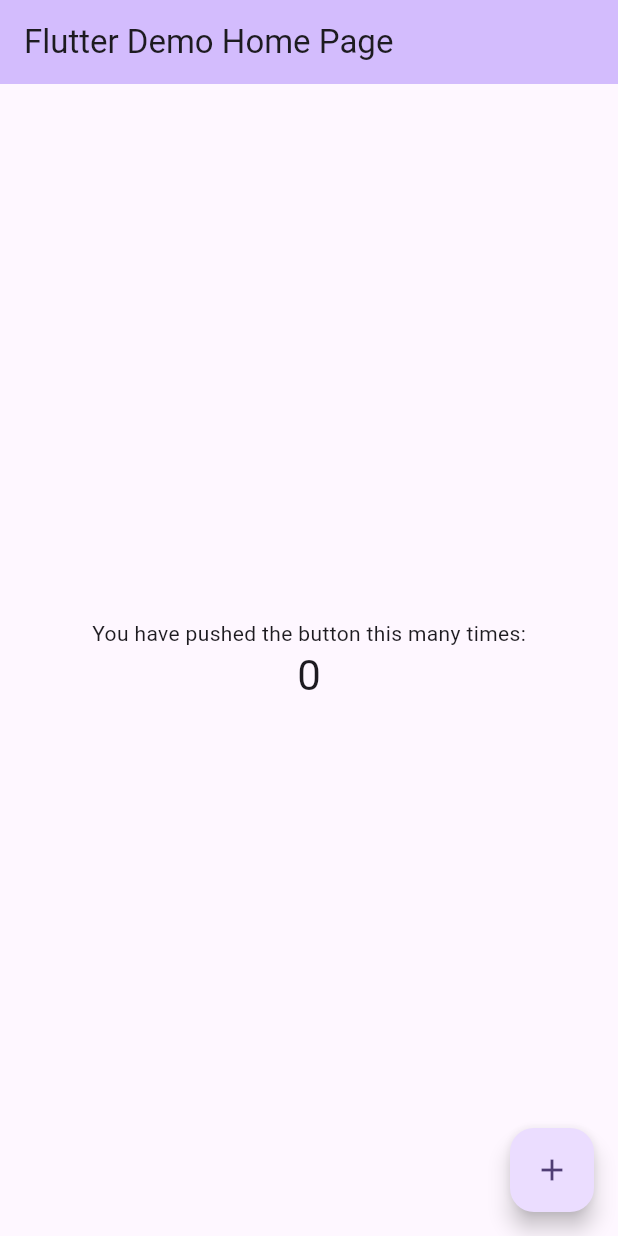
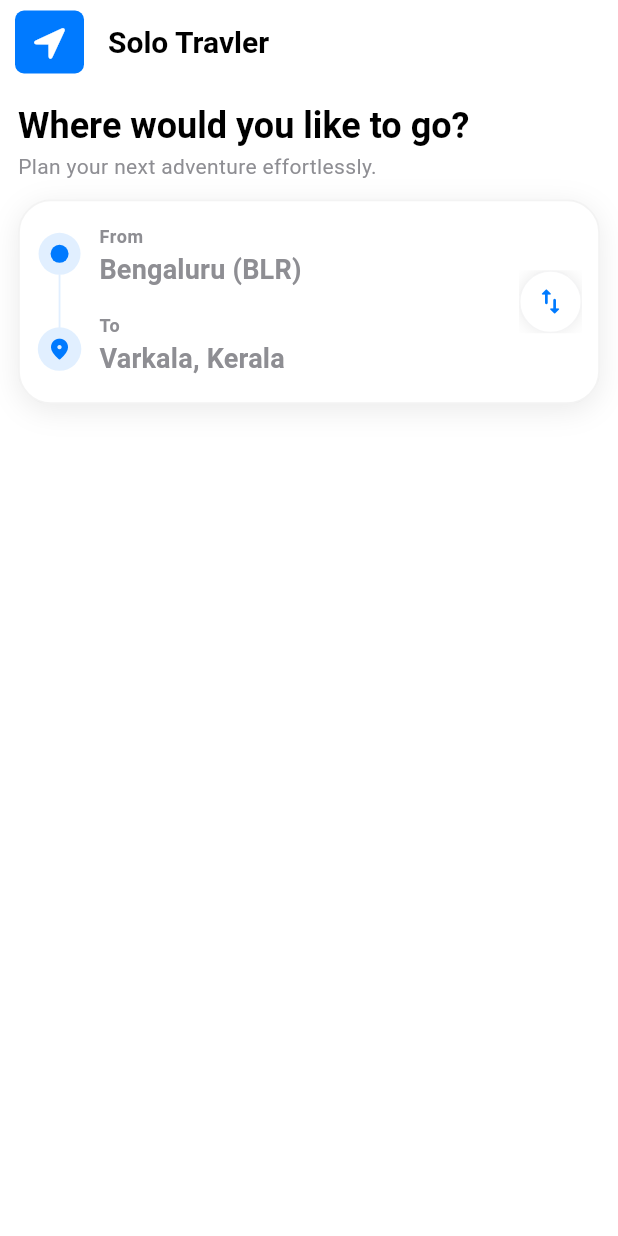
Before and after one commit to vsaravananc/aivsol_solo_travel, a Flutter app: the screen it shows after launch, on a phone screen of 412 x 824 dp. Run offline on Flutter 3.47's test engine with Material 3 defaults, Android fonts, the phone set to English and light mode, and no system bars; our stand-ins replace flutter_animate, go_router.

Commit message:
setup app theme and routes

```diff
--- /dev/null
+++ b/lib/core/extensions/theme_extensions.dart
@@ -0,0 +1,6 @@
+import 'package:flutter/material.dart';
+
+extension ThemeExtensions on BuildContext {
+  ThemeData get themeData => Theme.of(this);
+  TextTheme get textTheme => themeData.textTheme;
+}
--- /dev/null
+++ b/lib/core/theme/app_theme.dart
@@ -0,0 +1,123 @@
+import 'package:flutter/material.dart';
+
+abstract final class AppColors {
+  static const Color primary = Color(0xFF007AFF);
+  static const Color secondary = Color(0xFF000000);
+  static const Color background = Color(0xFFFFFFFF);
+  static const Color surface = Color(0xFFF5F5F7);
+  static const Color textPrimary = Color(0xFF000000);
+  static const Color textSecondary = Color(0xFF8E8E93);
+  static const Color border = Color(0xFFE5E5EA);
+  static const Color error = Color(0xFFFF3B30);
+}
+
+abstract final class LightTheme {
+  static final ThemeData themeData = ThemeData(
+    useMaterial3: true,
+    brightness: Brightness.light,
+
+    colorScheme: ColorScheme.fromSeed(
+      seedColor: AppColors.primary,
+      brightness: Brightness.light,
+      primary: AppColors.primary,
+      secondary: AppColors.secondary,
+      surface: AppColors.background,
+      error: AppColors.error,
+    ),
+
+    scaffoldBackgroundColor: AppColors.background,
+
+    appBarTheme: const AppBarTheme(
+      backgroundColor: AppColors.background,
+      foregroundColor: AppColors.textPrimary,
+      elevation: 0,
+      centerTitle: false,
+      surfaceTintColor: Colors.transparent,
+      titleTextStyle: TextStyle(
+        fontSize: 20,
+        fontWeight: FontWeight.w600,
+        color: AppColors.textPrimary,
+      ),
+    ),
+
+    textTheme: const TextTheme(
+      headlineMedium: TextStyle(
+        fontSize: 24,
+        fontWeight: FontWeight.w600,
+        color: AppColors.textPrimary,
+      ),
+      titleLarge: TextStyle(
+        fontSize: 20,
+        fontWeight: FontWeight.w600,
+        color: AppColors.textPrimary,
+      ),
+      titleMedium: TextStyle(
+        fontSize: 16,
+        fontWeight: FontWeight.w500,
+        color: AppColors.textPrimary,
+      ),
+      bodyLarge: TextStyle(fontSize: 16, color: AppColors.textPrimary),
+      bodyMedium: TextStyle(fontSize: 14, color: AppColors.textSecondary),
+      bodySmall: TextStyle(fontSize: 12, color: AppColors.textSecondary),
+    ),
+
+    elevatedButtonTheme: ElevatedButtonThemeData(
+      style: ElevatedButton.styleFrom(
+        backgroundColor: AppColors.primary,
+        foregroundColor: Colors.white,
+        elevation: 0,
+        minimumSize: const Size(double.infinity, 52),
+        shape: RoundedRectangleBorder(borderRadius: BorderRadius.circular(12)),
+        textStyle: const TextStyle(fontSize: 16, fontWeight: FontWeight.w600),
+      ),
+    ),
+
+    outlinedButtonTheme: OutlinedButtonThemeData(
+      style: OutlinedButton.styleFrom(
+        foregroundColor: AppColors.primary,
+        side: const BorderSide(color: AppColors.border),
+        minimumSize: const Size(double.infinity, 48),
+        shape: RoundedRectangleBorder(borderRadius: BorderRadius.circular(12)),
+      ),
+    ),
+
+    inputDecorationTheme: const InputDecorationTheme(
+      filled: false,
+      isDense: true,
+      isCollapsed: true,
+      contentPadding: EdgeInsets.symmetric(vertical: 0),
+      hintStyle: TextStyle(color: AppColors.textSecondary, fontSize: 18),
+      border: InputBorder.none,
+      enabledBorder: InputBorder.none,
+      focusedBorder: InputBorder.none,
+      errorBorder: InputBorder.none,
+      focusedErrorBorder: InputBorder.none,
+    ),
+
+    cardTheme: CardThemeData(
+      color: AppColors.background,
+      elevation: 0,
+      margin: EdgeInsets.zero,
+      shape: RoundedRectangleBorder(
+        borderRadius: BorderRadius.circular(16),
+        side: const BorderSide(color: AppColors.border),
+      ),
+    ),
+
+    dividerTheme: const DividerThemeData(
+      color: AppColors.border,
+      thickness: 1,
+      space: 1,
+    ),
+
+    iconTheme: const IconThemeData(color: AppColors.textPrimary, size: 22),
+
+    bottomNavigationBarTheme: const BottomNavigationBarThemeData(
+      backgroundColor: AppColors.background,
+      selectedItemColor: AppColors.primary,
+      unselectedItemColor: AppColors.textSecondary,
+      elevation: 0,
+      type: BottomNavigationBarType.fixed,
+    ),
+  );
+}
--- /dev/null
+++ b/lib/core/utility/app_router.dart
@@ -0,0 +1,23 @@
+import 'package:aivsol_solo_travel/feature/home/presentation/screen/home_sreen.dart';
+import 'package:aivsol_solo_travel/main.dart';
+import 'package:go_router/go_router.dart';
+
+class AppRouter {
+  static final String initalRoute = '/';
+  static final String homeRoute ='/home';
+
+  GoRouter get router => _goRouter;
+  final GoRouter _goRouter = GoRouter(
+    initialLocation: initalRoute,
+    routes: [
+      GoRoute(
+        path: initalRoute,
+        builder: (context, state) => const SplashScreen(),
+      ),
+       GoRoute(
+        path: homeRoute,
+        builder: (context, state) => const HomeScreen(),
+      ),
+    ],
+  );
+}
--- /dev/null
+++ b/lib/feature/home/presentation/screen/home_sreen.dart
@@ -0,0 +1,53 @@
+import 'package:aivsol_solo_travel/core/extensions/theme_extensions.dart';
+import 'package:aivsol_solo_travel/feature/home/presentation/widgets/from_to_input_widget.dart';
+import 'package:flutter/cupertino.dart';
+import 'package:flutter/material.dart';
+
+class HomeScreen extends StatelessWidget {
+  const HomeScreen({super.key});
+
+  @override
+  Widget build(BuildContext context) {
+    return Scaffold(
+      appBar: AppBar(
+        leading: Container(
+          margin: const .only(left: 10, bottom: 7, top: 7),
+          padding: const .all(10),
+          decoration: BoxDecoration(
+            borderRadius: .circular(6),
+            color: context.themeData.primaryColor,
+          ),
+          child: Icon(
+            CupertinoIcons.location_fill,
+            color: context.themeData.scaffoldBackgroundColor,
+          ),
+        ),
+        title: const Text('Solo Travler'),
+      ),
+      body: SingleChildScrollView(
+        padding: const .all(12),
+        child: Column(
+          crossAxisAlignment: .start,
+          children: [
+            Text(
+              'Where would you like to go?',
+              style: context.textTheme.headlineMedium,
+              maxLines: 2,
+              textAlign: .start,
+            ),
+            Padding(
+              padding: const EdgeInsets.only(top: 2.0),
+              child: Text(
+                'Plan your next adventure effortlessly.',
+                style: context.textTheme.bodyMedium,
+                maxLines: 1,
+                textAlign: .start,
+              ),
+            ),
+            const FromToInputWidget(),
+          ],
+        ),
+      ),
+    );
+  }
+}
--- /dev/null
+++ b/lib/feature/home/presentation/widgets/custom_filed_widget.dart
@@ -0,0 +1,55 @@
+import 'package:aivsol_solo_travel/core/extensions/theme_extensions.dart';
+import 'package:flutter/material.dart';
+
+class CustomFieldWidget extends StatelessWidget {
+  final String label;
+  final TextEditingController controller;
+  final FocusNode? focusNode;
+  final String hintText;
+  final FormFieldValidator<String>? validator;
+  final ValueChanged<String>? onChanged;
+  final VoidCallback? onTap;
+  final TextInputAction textInputAction;
+
+  const CustomFieldWidget({
+    super.key,
+    required this.label,
+    required this.controller,
+    required this.hintText,
+    this.focusNode,
+    this.validator,
+    this.onChanged,
+    this.onTap,
+    this.textInputAction = TextInputAction.next,
+  });
+
+  @override
+  Widget build(BuildContext context) {
+    return Column(
+      crossAxisAlignment: .start,
+      mainAxisSize: .min,
+      children: [
+        Text(
+          label,
+          style: context.textTheme.bodySmall?.copyWith(
+            fontWeight: .w700,
+            letterSpacing: 0.4,
+          ),
+        ),
+        TextFormField(
+          controller: controller,
+          focusNode: focusNode,
+          onTap: onTap,
+          onChanged: onChanged,
+          validator: validator,
+          textInputAction: textInputAction,
+          onTapUpOutside: (_) {
+            focusNode?.unfocus();
+          },
+          style: context.textTheme.titleMedium?.copyWith(fontWeight: .w600),
+          decoration: InputDecoration(hintText: hintText),
+        ),
+      ],
+    );
+  }
+}
--- /dev/null
+++ b/lib/feature/home/presentation/widgets/from_to_input_widget.dart
@@ -0,0 +1,193 @@
+import 'package:aivsol_solo_travel/core/extensions/theme_extensions.dart';
+import 'package:aivsol_solo_travel/feature/home/presentation/widgets/custom_filed_widget.dart';
+import 'package:flutter/material.dart';
+
+class FromToInputWidget extends StatefulWidget {
+  const FromToInputWidget({super.key});
+
+  @override
+  State<FromToInputWidget> createState() => _FromToInputWidgetState();
+}
+
+class _FromToInputWidgetState extends State<FromToInputWidget> {
+  late TextEditingController fromController;
+  late TextEditingController toController;
+  late FocusNode fromFocusNode;
+  late FocusNode toFocusNode;
+  ValueNotifier<double> rotationTurns = ValueNotifier(0.0);
+
+  @override
+  void initState() {
+    fromController = TextEditingController();
+    toController = TextEditingController();
+    fromFocusNode = FocusNode();
+    toFocusNode = FocusNode();
+    super.initState();
+  }
+
+  @override
+  void dispose() {
+    fromController.dispose();
+    toController.dispose();
+    fromFocusNode.dispose();
+    toFocusNode.dispose();
+    super.dispose();
+  }
+
+  void _handleSwap() {
+    rotationTurns.value += 0.5;
+    final temp = fromController.text;
+    fromController.text = toController.text;
+    toController.text = temp;
+  }
+
+  @override
+  Widget build(BuildContext context) {
+    return Padding(
+      padding: const EdgeInsets.only(top: 12.0),
+      child: Stack(
+        alignment: .centerRight,
+        children: [
+          Container(
+            padding: const EdgeInsets.symmetric(horizontal: 12, vertical: 16),
+            decoration: BoxDecoration(
+              color: context.themeData.scaffoldBackgroundColor,
+              borderRadius: BorderRadius.circular(22),
+              border: Border.all(
+                color: context.themeData.disabledColor.withAlpha(12),
+                width: 1.2,
+              ),
+              boxShadow: [
+                BoxShadow(
+                  color: context.themeData.shadowColor.withAlpha(20),
+                  blurRadius: 16,
+                  offset: const Offset(0, 4),
+                ),
+              ],
+            ),
+            child: Row(
+              crossAxisAlignment: .center,
+              spacing: 12,
+              children: [
+                Column(
+                  mainAxisSize: .min,
+                  children: [
+                    Container(
+                      padding: const .all(8),
+                      decoration: BoxDecoration(
+                        color: context.themeData.primaryColor.withAlpha(30),
+                        shape: .circle,
+                      ),
+                      child: Center(
+                        child: Container(
+                          width: 12,
+                          height: 12,
+                          decoration: BoxDecoration(
+                            shape: BoxShape.circle,
+                            color: context.themeData.primaryColor,
+                          ),
+                        ),
+                      ),
+                    ),
+                    Container(
+                      width: 1.2,
+                      height: 35,
+                      color: context.themeData.primaryColor.withAlpha(30),
+                    ),
+                    Container(
+                      padding: const .all(6),
+                      decoration: BoxDecoration(
+                        color: context.themeData.primaryColor.withAlpha(30),
+                        shape: .circle,
+                      ),
+                      child: Center(
+                        child: Icon(
+                          Icons.location_on_rounded,
+                          color: context.themeData.primaryColor,
+                          size: 17,
+                        ),
+                      ),
+                    ),
+                  ],
+                ),
+                Expanded(
+                  child: Column(
+                    crossAxisAlignment: .start,
+                    mainAxisSize: .min,
+                    spacing: 16,
+                    children: [
+                      CustomFieldWidget(
+                        label: 'From',
+                        controller: fromController,
+                        focusNode: fromFocusNode,
+                        hintText: 'Bengaluru (BLR)',
+                        textInputAction: .next,
+                      ),
+                      CustomFieldWidget(
+                        label: 'To',
+                        controller: toController,
+                        focusNode: toFocusNode,
+                        hintText: 'Varkala, Kerala',
+                        textInputAction: .done,
+                      ),
+                    ],
+                  ),
+                ),
+              ],
+            ),
+          ),
+          Padding(
+            padding: const EdgeInsets.only(right: 12),
+            child: Focus(
+              canRequestFocus: false,
+              autofocus: false,
+              child: Material(
+                color: Colors.transparent,
+                child: InkWell(
+                  onTap: _handleSwap,
+                  borderRadius: BorderRadius.circular(22),
+                  child: Ink(
+                    width: 42,
+                    height: 42,
+                    decoration: BoxDecoration(
+                      color: context.themeData.colorScheme.surface,
+                      shape: .circle,
+                      border: Border.all(
+                        color: context.themeData.dividerColor.withAlpha(20),
+                        width: 1,
+                      ),
+                      boxShadow: [
+                        BoxShadow(
+                          color: context.themeData.shadowColor.withAlpha(18),
+                          blurRadius: 8,
+                          spreadRadius: 1,
+                        ),
+                      ],
+                    ),
+                    child: Center(
+                      child: AnimatedBuilder(
+                        animation: Listenable.merge([rotationTurns]),
+                        builder: (context, value) {
+                          return AnimatedRotation(
+                            turns: rotationTurns.value,
+                            duration: const Duration(milliseconds: 300),
+                            curve: Curves.easeInOut,
+                            child: Icon(
+                              Icons.swap_vert_rounded,
+                              color: context.themeData.primaryColor,
+                              size: 22,
+                            ),
+                          );
+                        },
+                      ),
+                    ),
+                  ),
+                ),
+              ),
+            ),
+          ),
+        ],
+      ),
+    );
+  }
+}
--- a/lib/main.dart
+++ b/lib/main.dart
@@ -1,121 +1,98 @@
+import 'dart:io';
+
+import 'package:aivsol_solo_travel/core/extensions/theme_extensions.dart';
+import 'package:aivsol_solo_travel/core/theme/app_theme.dart';
+import 'package:aivsol_solo_travel/core/utility/app_router.dart';
+import 'package:flutter/cupertino.dart';
 import 'package:flutter/material.dart';
+import 'package:flutter_animate/flutter_animate.dart';
+import 'package:go_router/go_router.dart';
 
 void main() {
-  runApp(const MyApp());
+  runApp(const AivsolSoloTravel());
 }
 
-class MyApp extends StatelessWidget {
-  const MyApp({super.key});
+class AivsolSoloTravel extends StatelessWidget {
+  const AivsolSoloTravel({super.key});
 
-  // This widget is the root of your application.
   @override
   Widget build(BuildContext context) {
-    return MaterialApp(
-      title: 'Flutter Demo',
-      theme: ThemeData(
-        // This is the theme of your application.
-        //
-        // TRY THIS: Try running your application with "flutter run". You'll see
-        // the application has a purple toolbar. Then, without quitting the app,
-        // try changing the seedColor in the colorScheme below to Colors.green
-        // and then invoke "hot reload" (save your changes or press the "hot
-        // reload" button in a Flutter-supported IDE, or press "r" if you used
-        // the command line to start the app).
-        //
-        // Notice that the counter didn't reset back to zero; the application
-        // state is not lost during the reload. To reset the state, use hot
-        // restart instead.
-        //
-        // This works for code too, not just values: Most code changes can be
-        // tested with just a hot reload.
-        colorScheme: .fromSeed(seedColor: Colors.deepPurple),
-      ),
-      home: const MyHomePage(title: 'Flutter Demo Home Page'),
+    return MaterialApp.router(
+      routerConfig: AppRouter().router,
+      theme: LightTheme.themeData,
+      title: 'Aivsol Solo Travel',
     );
   }
 }
 
-class MyHomePage extends StatefulWidget {
-  const MyHomePage({super.key, required this.title});
-
-  // This widget is the home page of your application. It is stateful, meaning
-  // that it has a State object (defined below) that contains fields that affect
-  // how it looks.
-
-  // This class is the configuration for the state. It holds the values (in this
-  // case the title) provided by the parent (in this case the App widget) and
-  // used by the build method of the State. Fields in a Widget subclass are
-  // always marked "final".
-
-  final String title;
+class SplashScreen extends StatefulWidget {
+  const SplashScreen({super.key});
 
   @override
-  State<MyHomePage> createState() => _MyHomePageState();
+  State<SplashScreen> createState() => _SplashScreenState();
 }
 
-class _MyHomePageState extends State<MyHomePage> {
-  int _counter = 0;
-
-  void _incrementCounter() {
-    setState(() {
-      // This call to setState tells the Flutter framework that something has
-      // changed in this State, which causes it to rerun the build method below
-      // so that the display can reflect the updated values. If we changed
-      // _counter without calling setState(), then the build method would not be
-      // called again, and so nothing would appear to happen.
-      _counter++;
+class _SplashScreenState extends State<SplashScreen> {
+  @override
+  void initState() {
+    Future.delayed(const Duration(milliseconds: 900), () {
+      if (mounted) {
+        context.go(AppRouter.homeRoute);
+      }
     });
+    super.initState();
   }
 
   @override
   Widget build(BuildContext context) {
-    // This method is rerun every time setState is called, for instance as done
-    // by the _incrementCounter method above.
-    //
-    // The Flutter framework has been optimized to make rerunning build methods
-    // fast, so that you can just rebuild anything that needs updating rather
-    // than having to individually change instances of widgets.
     return Scaffold(
-      appBar: AppBar(
-        // TRY THIS: Try changing the color here to a specific color (to
-        // Colors.amber, perhaps?) and trigger a hot reload to see the AppBar
-        // change color while the other colors stay the same.
-        backgroundColor: Theme.of(context).colorScheme.inversePrimary,
-        // Here we take the value from the MyHomePage object that was created by
-        // the App.build method, and use it to set our appbar title.
-        title: Text(widget.title),
+      body: Center(
+        child:
+            Container(
+                  padding: const .all(12),
+                  decoration: BoxDecoration(
+                    borderRadius: .circular(6),
+                    color: context.themeData.primaryColor,
+                  ),
+                  child: Icon(
+                    CupertinoIcons.location_fill,
+                    color: context.themeData.scaffoldBackgroundColor,
+                  ),
+                )
+                .animate()
+                .scale(
+                  delay: const Duration(milliseconds: 200),
+                  begin: const Offset(0, 0),
+                  end: const Offset(1, 1),
+                )
+                .fade(),
       ),
-      body: Center(
-        // Center is a layout widget. It takes a single child and positions it
-        // in the middle of the parent.
-        child: Column(
-          // Column is also a layout widget. It takes a list of children and
-          // arranges them vertically. By default, it sizes itself to fit its
-          // children horizontally, and tries to be as tall as its parent.
-          //
-          // Column has various properties to control how it sizes itself and
-          // how it positions its children. Here we use mainAxisAlignment to
-          // center the children vertically; the main axis here is the vertical
-          // axis because Columns are vertical (the cross axis would be
-          // horizontal).
-          //
-          // TRY THIS: Invoke "debug painting" (choose the "Toggle Debug Paint"
-          // action in the IDE, or press "p" in the console), to see the
-          // wireframe for each widget.
-          mainAxisAlignment: .center,
-          children: [
-            const Text('You have pushed the button this many times:'),
-            Text(
-              '$_counter',
-              style: Theme.of(context).textTheme.headlineMedium,
+      bottomNavigationBar: Padding(
+        padding: EdgeInsets.only(bottom: Platform.isAndroid ? 8 : 0),
+        child: SafeArea(
+          child: RichText(
+            textAlign: .center,
+            text: TextSpan(
+              children: [
+                TextSpan(
+                  text: 'Developed by\n',
+                  style: context.textTheme.bodyLarge?.copyWith(
+                    color: context.themeData.colorScheme.secondary,
+                    fontWeight: .w600,
+                    height: 1.3,
+                  ),
+                ),
+                TextSpan(
+                  text: 'Saravanan V',
+                  style: context.textTheme.bodyMedium?.copyWith(
+                    color: context.themeData.colorScheme.secondary,
+                    fontWeight: .w500,
+                  ),
+                ),
+              ],
             ),
-          ],
+          ).animate().slide(begin: const Offset(0, .9), end: .zero).fade(),
         ),
-      ),
-      floatingActionButton: FloatingActionButton(
-        onPressed: _incrementCounter,
-        tooltip: 'Increment',
-        child: const Icon(Icons.add),
       ),
     );
   }
--- a/pubspec.yaml
+++ b/pubspec.yaml
@@ -55,6 +55,8 @@ dependencies:
 
   # THE APPLICATION WILL NAV USING [GO_ROUTER]
   go_router: ^18.1.4
+  # THE APPLICAITON WILL USE THIS PACKAGE FOR SIMPLE ANIMATION
+  flutter_animate: ^4.5.2
 
 dev_dependencies:
   flutter_test:
```
